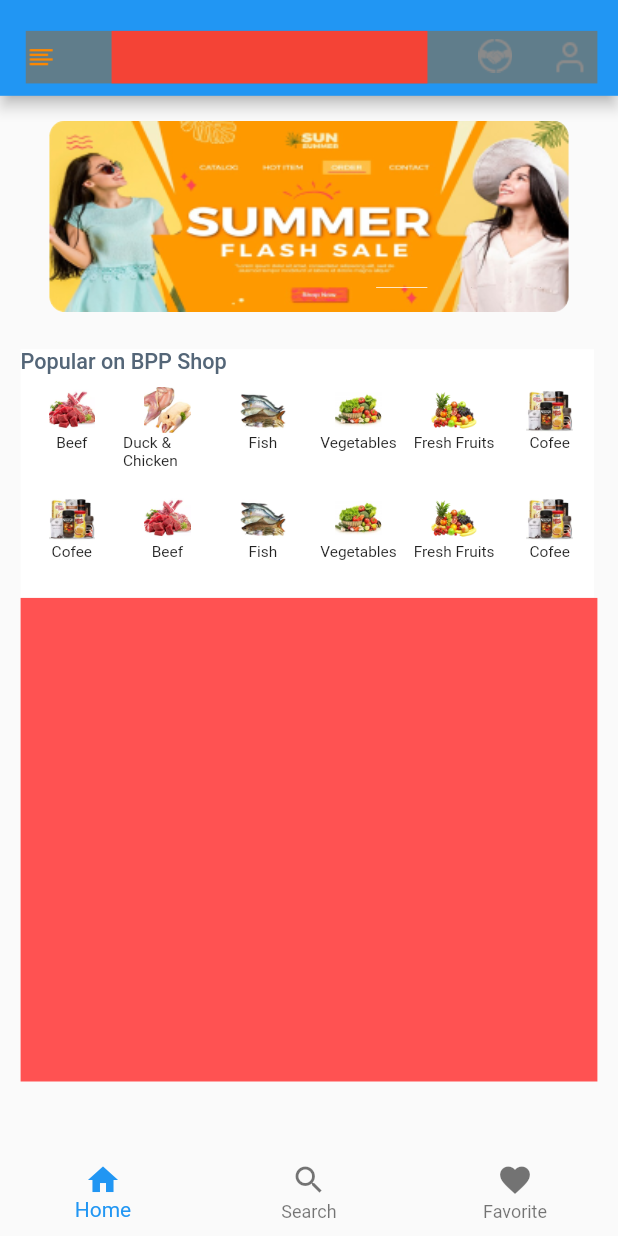
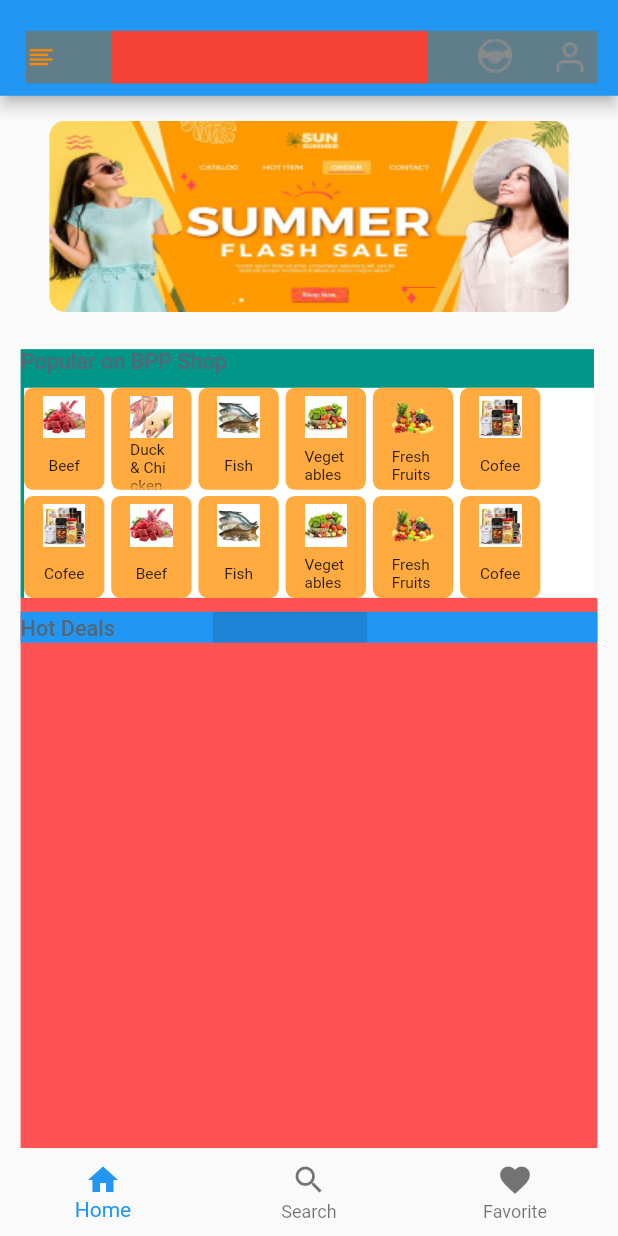
Before and after one commit to asif-excelitai/bpp_seller_ui, a Flutter app: the screen it shows after launch, on a phone screen of 412 x 824 dp. Run offline on Flutter 3.47's test engine with Material 2 defaults, Android fonts, the phone set to English and light mode, and no system bars; drawn by our look-alikes of carousel_slider, dots_indicator; our stand-ins replace flutter_screenutil.

Commit message:
Category of home screen icons and text need to resolve

```diff
--- a/lib/Model/popular_products_model_image.dart
+++ b/lib/Model/popular_products_model_image.dart
@@ -6,19 +6,26 @@ class PopularItem{
 }
 final List<PopularItem> popularItemlist1=[
 PopularItem(imageId:1,image:"assets/icon/popularitem/Beef.png",name:"Beef"),
-PopularItem(imageId:2,image:"assets/icon/popularitem/Duck & Chicken.png",name:"Duck & Chicken"),
-PopularItem(imageId:3,image:"assets/icon/popularitem/Fish.png",name:"Fish"),
-PopularItem(imageId:4,image:"assets/icon/popularitem/Vegetables.png",name:"Vegetables"),
-PopularItem(imageId:5,image:"assets/icon/popularitem/Fresh Fruits.png",name:"Fresh Fruits"),
-PopularItem(imageId:6,image:"assets/icon/popularitem/Coffee.png",name:"Cofee"),
+  PopularItem(imageId:2,image:"assets/icon/popularitem/Coffee.png",name:"Cofee"),
+  PopularItem(imageId:3,image:"assets/icon/popularitem/Duck & Chicken.png",name:"Duck & Chicken"),
+  PopularItem(imageId:4,image:"assets/icon/popularitem/Beef.png",name:"Beef"),
+  PopularItem(imageId:5,image:"assets/icon/popularitem/Fish.png",name:"Fish"),
+  PopularItem(imageId:6,image:"assets/icon/popularitem/Fish.png",name:"Fish"),
+  PopularItem(imageId:7,image:"assets/icon/popularitem/Vegetables.png",name:"Vegetables"),
+  PopularItem(imageId:8,image:"assets/icon/popularitem/Vegetables.png",name:"Vegetables"),
+  PopularItem(imageId:9,image:"assets/icon/popularitem/Fresh Fruits.png",name:"Fresh Fruits"),
+  PopularItem(imageId:10,image:"assets/icon/popularitem/Fresh Fruits.png",name:"Fresh Fruits"),
+  PopularItem(imageId:11,image:"assets/icon/popularitem/Coffee.png",name:"Cofee"),
+  PopularItem(imageId:12,image:"assets/icon/popularitem/Coffee.png",name:"Cofee"),
+
 
 ];
 
 final List<PopularItem> popularItemlist2=[
-  PopularItem(imageId:1,image:"assets/icon/popularitem/Coffee.png",name:"Cofee"),
-  PopularItem(imageId:2,image:"assets/icon/popularitem/Beef.png",name:"Beef"),
-  PopularItem(imageId:3,image:"assets/icon/popularitem/Fish.png",name:"Fish"),
-  PopularItem(imageId:4,image:"assets/icon/popularitem/Vegetables.png",name:"Vegetables"),
-  PopularItem(imageId:5,image:"assets/icon/popularitem/Fresh Fruits.png",name:"Fresh Fruits"),
-  PopularItem(imageId:6,image:"assets/icon/popularitem/Coffee.png",name:"Cofee"),
+  // PopularItem(imageId:1,image:"assets/icon/popularitem/Coffee.png",name:"Cofee"),
+  // PopularItem(imageId:2,image:"assets/icon/popularitem/Beef.png",name:"Beef"),
+  // PopularItem(imageId:3,image:"assets/icon/popularitem/Fish.png",name:"Fish"),
+  // PopularItem(imageId:4,image:"assets/icon/popularitem/Vegetables.png",name:"Vegetables"),
+  // PopularItem(imageId:5,image:"assets/icon/popularitem/Fresh Fruits.png",name:"Fresh Fruits"),
+  // PopularItem(imageId:6,image:"assets/icon/popularitem/Coffee.png",name:"Cofee"),
 ];
--- a/lib/pages/screens/Home_Screen/homescreen.dart
+++ b/lib/pages/screens/Home_Screen/homescreen.dart
@@ -32,20 +32,52 @@ class _HomepageState extends State<Homepage> {
         ],
       ),
 
-      body:Column(
+      body:SingleChildScrollView(
+        child: Column(
           children: [
             Padding(
               padding: EdgeInsets.only( top: 16.h,right: 12.w,left: 12.w),
               child: Column(
                 children: [
-
                   HomepageCarousalSlider(),
                   Column(
                     children: [
                       PopularOnBppShop(),
                       Container(
-                      height: 313.h,
+                        // margin: EdgeInsets.only(top: 0.h),
+                        height: 383.h,
+                        width: 360.w,
                         color: Colors.redAccent,
+                        child: Padding(
+                          padding:  EdgeInsets.only(top: 9.0.h),
+                          child: Column(
+                            crossAxisAlignment: CrossAxisAlignment.start,
+                            children: [
+                                    Container(
+                                      color: Colors.blue,
+                                      height: 20.h,
+                                      child: Row(
+                                        children: [
+                                          Container(
+                                            margin: EdgeInsets.only(top: 3.h,right: 57.w),
+                                            child: Text("Hot Deals",style: TextStyle(
+                                              color:Color(0xFF546678),
+                                              fontSize: 14.sp,
+                                              fontWeight: FontWeight.w500,
+                                            )),
+                                          ),
+                                          Container(
+                                            color: Colors.black12,
+                                            width: 90.w,
+                                            height: 20.h,
+
+                                          )
+                                        ],
+                                      ),
+                                    )
+                            ],
+                          ),
+                        ),
                       )
                     ],
                   )
@@ -54,6 +86,7 @@ class _HomepageState extends State<Homepage> {
             ),
 
           ],
+        ),
       ),
       drawer: Drawer(
         backgroundColor: Colors.red,
--- a/lib/pages/screens/Home_Screen/widgets/Sub_category/popularOnbppShop.dart
+++ b/lib/pages/screens/Home_Screen/widgets/Sub_category/popularOnbppShop.dart
@@ -11,94 +11,95 @@ class PopularOnBppShop extends StatelessWidget {
 
   @override
   Widget build(BuildContext context) {
-    return Padding(
-      padding: EdgeInsets.only(top: 24.h,right: 2.w,),
-      child: Container(
+    return Container(
       height: 161.h,
       width: 334.w,
-        color: Colors.white,
+      margin:EdgeInsets.only(top: 24.h,right: 2.w,),
+      color: Colors.teal,
       child: Column(
         mainAxisAlignment: MainAxisAlignment.start,
         crossAxisAlignment: CrossAxisAlignment.start,
         children: [
-            Padding(
-              padding: EdgeInsets.only(right: 193.w),
-              child:
-              Text("Popular on BPP Shop",style: bppTextStyle.dealsCategory,),
-            ),
-            Padding(
-              padding: EdgeInsets.only(top: 8.h,left: 2.w),
-              child: Container(
+          Container(
+              height: 17.h,
+              child: Text("Popular on BPP Shop",style: bppTextStyle.dealsCategory,)),
+          Container(
+            margin:EdgeInsets.only(top: 8.h,left: 2.w),
               height: 136.h,
               width: 332.w,
               color: Colors.white,
               child: Column(
                 children: [
                   Container(
-                        margin: EdgeInsets.only(left: 2.w),
-                        height: 66.h,
+                    height: 136.h,
                     child:GridView.builder(
+                      scrollDirection: Axis.horizontal,
                         gridDelegate: SliverGridDelegateWithFixedCrossAxisCount(
-                                crossAxisCount: 6,
-                                crossAxisSpacing: 4.w,
-                                mainAxisSpacing: 4.w
+
+                            crossAxisCount: 2,
+                            crossAxisSpacing: 4.h,
+                            mainAxisSpacing: 4.w,
+                          childAspectRatio: 66/52,
                         ),
                         itemCount: popularItemlist1.length,
                         itemBuilder: (BuildContext context ,int index){
                           return Container(
-                                height: 66.h,
-                                width: 52.w,
-                                color: Colors.white,
-                                child: Center(
+                            padding: EdgeInsets.only(top: 4.h,left: 11.w,right: 11.w),
+                            decoration: BoxDecoration(
+                              borderRadius: BorderRadius.circular(6),
+                              color: Colors.orangeAccent,
+                            ),
                             child: Column(
+                              mainAxisAlignment: MainAxisAlignment.spaceEvenly,
                               children: [
                                 Image.asset('${popularItemlist1[index].image}',height: 30.h,width: 30.w,),
-                                      Text(popularItemlist1[index].name as String,style: TextStyle(
+                                Expanded(
+                                  child: Center(
+                                    child: Text(popularItemlist1[index].name as String,overflow: TextOverflow.fade,style: TextStyle(
                                         fontSize: 10.sp
                                     ),),
+                                  ),
+                                ),
                               ],
-                                  ),
                             ),
                           );
                         }
                     ) ,
                   ),
-                      Container(
-                        margin: EdgeInsets.only(top: 4.h,left: 2.w),
-                        height: 66.h,
-                        color: Colors.white,
-                        child: GridView.builder(
-                            gridDelegate: SliverGridDelegateWithFixedCrossAxisCount(
-                                crossAxisCount: 6,
-                                crossAxisSpacing: 4.w,
-                                mainAxisSpacing: 4.w
-                            ),
-                            itemCount: 6,
-                            itemBuilder: (BuildContext context ,int index){
-                              return Container(
-                                height: 66.h,
-                                width: 52.w,
-                                color: Colors.white,
-                                child: Center(
-                                  child: Column(
-                                    children: [
-                                      Image.asset('${popularItemlist2[index].image}',height: 30.h,width: 30.w,),
-                                      Text(popularItemlist2[index].name as String,style: TextStyle(
-                                          fontSize: 10.sp
-                                      ),),
+                  // Container(
+                  //   margin: EdgeInsets.only(top: 4.h,left: 2.w),
+                  //   height: 66.h,
+                  //   color: Colors.white,
+                  //   child: GridView.builder(
+                  //       gridDelegate: SliverGridDelegateWithFixedCrossAxisCount(
+                  //           crossAxisCount: 6,
+                  //           crossAxisSpacing: 4.w,
+                  //           mainAxisSpacing: 4.w
+                  //       ),
+                  //       itemCount: 6,
+                  //       itemBuilder: (BuildContext context ,int index){
+                  //         return Container(
+                  //           height: 66.h,
+                  //           width: 52.w,
+                  //           color: Colors.white,
+                  //           child: Center(
+                  //             child: Column(
+                  //               children: [
+                  //                 Image.asset('${popularItemlist2[index].image}',height: 30.h,width: 30.w,),
+                  //                 Text(popularItemlist2[index].name as String,style: TextStyle(
+                  //                     fontSize: 10.sp
+                  //                 ),),
+                  //               ],
+                  //             ),
+                  //           ),
+                  //         );
+                  //       }
+                  //   ) ,
+                  // )
                 ],
-                                  ),
-                                ),
-                              );
-                            }
-                        ) ,
+              )
           )
         ],
-                  )
-              ),
-            )
-          ],
-        ),
       ),
     );
   }
--- a/lib/pages/screens/Home_Screen/widgets/bottom_nav_bar.dart
+++ b/lib/pages/screens/Home_Screen/widgets/bottom_nav_bar.dart
@@ -3,8 +3,8 @@ import 'package:flutter/material.dart';
 
 Widget customHeightNavBar() {
   return Container(
-    height: 58.99997, // Set your desired height here
-    width: double.infinity, // Full width
+    height: 58.99997,
+    // width: double.infinity,
     decoration: BoxDecoration(
       color: Colors.transparent,
       boxShadow: [BoxShadow(color: Colors.transparent)],
--- a/lib/pages/screens/Home_Screen/widgets/carousal_slider.dart
+++ b/lib/pages/screens/Home_Screen/widgets/carousal_slider.dart
@@ -32,8 +32,7 @@ class _HomepageCarousalSliderState extends State<HomepageCarousalSlider> {
           height: 124.h,
           child: CarouselSlider.builder(
             itemCount: homeSliderList.length,
-            itemBuilder:
-                (BuildContext context, int itemIndex, int pageviewIndex) {
+            itemBuilder: (BuildContext context, int itemIndex, int pageviewIndex) {
               return
                 // Image("${homeSliderList[itemIndex].sliderImage}");
                 Container(
@@ -42,7 +41,9 @@ class _HomepageCarousalSliderState extends State<HomepageCarousalSlider> {
                     decoration: BoxDecoration(
                       borderRadius: BorderRadius.circular(10),
                     ),
-                    child: Image.asset("${homeSliderList[itemIndex].sliderImage}",fit: BoxFit.fill,)
+                    child:
+                    // Text("hello"),
+                    Image.asset("${homeSliderList[itemIndex].sliderImage}",fit: BoxFit.fill,)
                 );
             },
             options: CarouselOptions(
@@ -69,10 +70,10 @@ class _HomepageCarousalSliderState extends State<HomepageCarousalSlider> {
               dotsCount: homeSliderList.length,
               position: currentIndex,
               decorator: DotsDecorator(
-                  size:  Size(30.0.w, 2.0.h),
-                  activeSize: Size(30.0.w, 2.0.h),
+                  size:  Size(20.0.w, 2.0.h),
+                  activeSize: Size(20.0.w, 2.0.h),
                   color: const Color(0xff828282),
-                  activeColor: Colors.white,
+                  activeColor: Colors.red,
 
                   activeShape: RoundedRectangleBorder(borderRadius: BorderRadius.circular(5.0))
               ),
```
Lines whose indentation alone changed are shown as unchanged.
